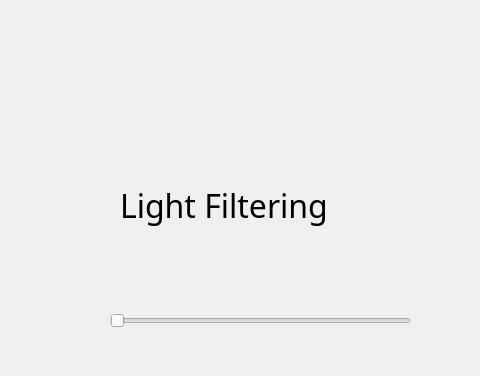
Above: control_widget.ui from IsaacIngram/makeplus-livenation-ui before the change; both pictures show x 470 to 950 and y 0 to 376 of the 950 by 520 pixel window. Below: the same form after it.
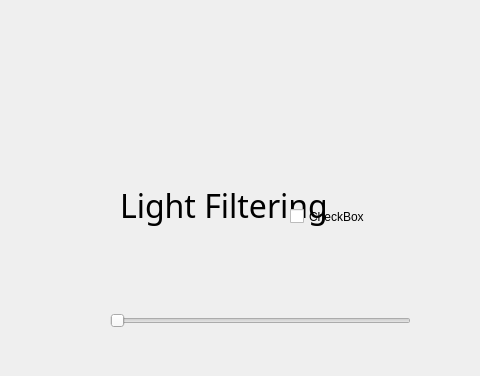
That is the form after the change.

Commit message: Add filter switch and improve callback functions

The edit to the form file:
```diff
--- a/control_widget.ui
+++ b/control_widget.ui
@@ -105,6 +105,19 @@
     <string>CheckBox</string>
    </property>
   </widget>
+  <widget class="QCheckBox" name="filterSwitch">
+   <property name="geometry">
+    <rect>
+     <x>760</x>
+     <y>150</y>
+     <width>171</width>
+     <height>133</height>
+    </rect>
+   </property>
+   <property name="text">
+    <string>CheckBox</string>
+   </property>
+  </widget>
  </widget>
  <resources/>
  <connections/>
```
The commit also changes 1 other file.
